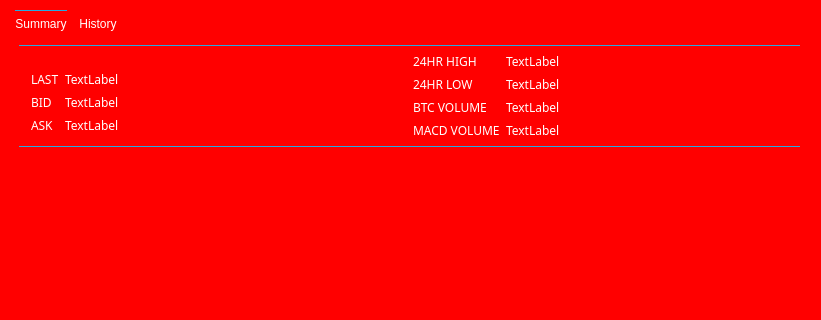
The window that src/qt/forms/macdmarketdata.ui (KrvnoZrnce/MACDCoin) describes before a commit, drawn with Qt 5; both pictures show x 0 to 821 and y 0 to 320 of the 821 by 600 pixel window.
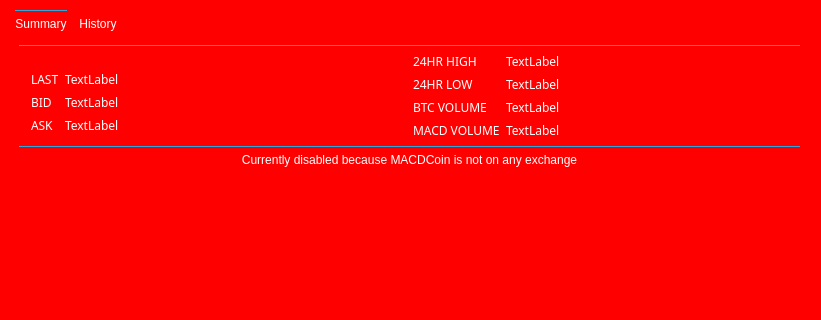
The same window after the commit. The open tabs and pages were chosen to show the change. Icons and pictures are not drawn.

```diff
--- a/src/qt/forms/macdmarketdata.ui
+++ b/src/qt/forms/macdmarketdata.ui
@@ -401,6 +401,19 @@
         </layout>
        </widget>
       </item>
+      <item>
+       <widget class="QLabel" name="label_2">
+        <property name="styleSheet">
+         <string notr="true">color:white</string>
+        </property>
+        <property name="text">
+         <string>Currently disabled because MACDCoin is not on any exchange</string>
+        </property>
+        <property name="alignment">
+         <set>Qt::AlignCenter</set>
+        </property>
+       </widget>
+      </item>
       <item>
        <layout class="QHBoxLayout" name="horizontalLayout_4" stretch="0,0">
         <property name="leftMargin">
```
Left out of the diff: 19 changed lines with no effect on the pictures.
